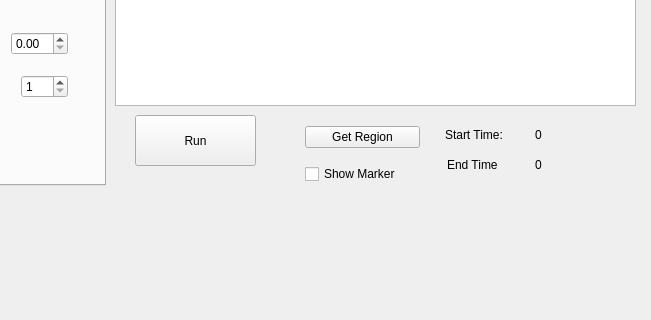
Before: the Qt Designer form form.ui in christianniebling/peak_detector, drawn with Qt 5; both pictures show x 355 to 1006 and y 174 to 494 of the 1006 by 713 pixel window.
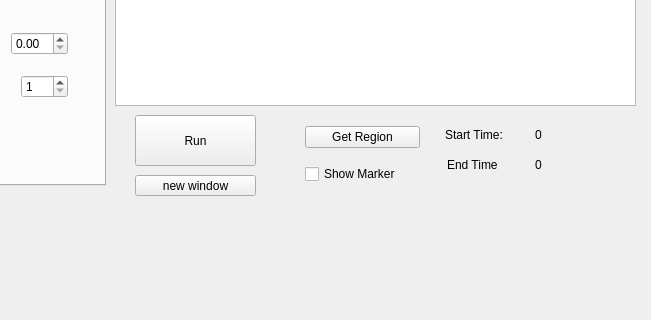
After: the same form once the commit is applied. Custom widgets are drawn as their Qt base class.

Commit message: Tried to add new plotting window

```diff
--- a/form.ui
+++ b/form.ui
@@ -390,7 +390,7 @@
      <rect>
       <x>890</x>
       <y>280</y>
-      <width>63</width>
+      <width>91</width>
       <height>20</height>
      </rect>
     </property>
@@ -403,7 +403,7 @@
      <rect>
       <x>890</x>
       <y>310</y>
-      <width>63</width>
+      <width>91</width>
       <height>20</height>
      </rect>
     </property>
@@ -411,6 +411,19 @@
      <string>0</string>
     </property>
    </widget>
+   <widget class="QPushButton" name="button5">
+    <property name="geometry">
+     <rect>
+      <x>490</x>
+      <y>330</y>
+      <width>121</width>
+      <height>21</height>
+     </rect>
+    </property>
+    <property name="text">
+     <string>new window</string>
+    </property>
+   </widget>
    <widget class="QWidget" name="">
     <property name="geometry">
      <rect>
```
The commit also changes 5 other files.
